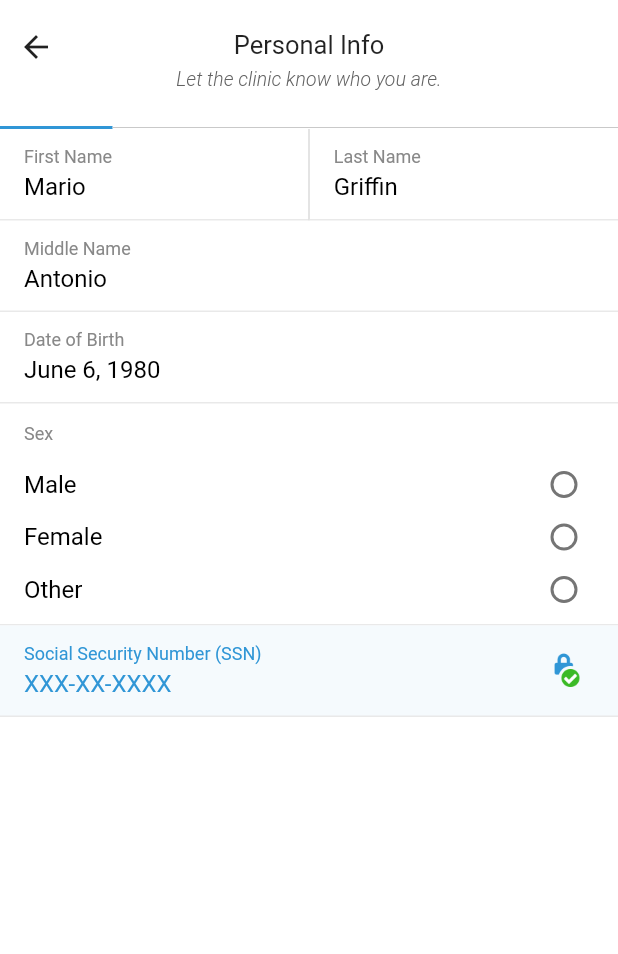
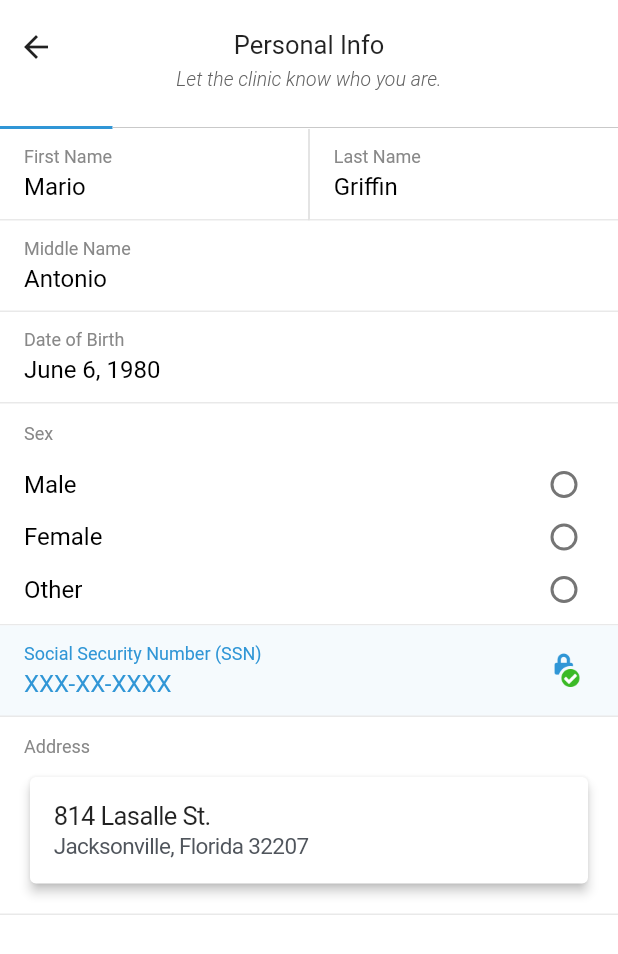
Before and after one commit to rothso/checkin, a Flutter app: the PersonalInfoScreen screen opened directly, on a phone screen of 412 x 824 dp. Shown: the top 954 px of the screen. Run offline on Flutter 3.47's test engine with Material 2 defaults, Android fonts, the phone set to English and light mode, and no system bars.

Commit message:
Add address input

```diff
--- a/lib/main.dart
+++ b/lib/main.dart
@@ -440,9 +440,67 @@ class PersonalInfoScreen extends StatelessWidget {
               SexInput(),
               TextInput("Social Security Number (SSN)",
                   text: "XXX-XX-XXXX", secure: true),
+              AddressInput(),
             ],
           ),
         ),
+      ),
+    );
+  }
+}
+
+class AddressInput extends StatelessWidget {
+  const AddressInput({
+    Key key,
+  }) : super(key: key);
+
+  @override
+  Widget build(BuildContext context) {
+    return Container(
+      decoration: BoxDecoration(
+        border: Border(bottom: BorderSide(color: Color(0xFFE9E9E9))),
+      ),
+      padding: EdgeInsets.all(16.0),
+      child: Column(
+        crossAxisAlignment: CrossAxisAlignment.stretch,
+        children: [
+          Text(
+            'Address',
+            style: Theme.of(context).textTheme.subhead.copyWith(
+                  color: Color(0xFF888888),
+                  fontSize: 12.0,
+                  height: 0.8,
+                ),
+          ),
+          SizedBox(height: 10.0),
+          Card(
+            elevation: 3.0,
+            child: Padding(
+              padding: EdgeInsets.all(16.0),
+              child: Column(
+                crossAxisAlignment: CrossAxisAlignment.stretch,
+                children: [
+                  Text(
+                    '814 Lasalle St.',
+                    style: TextStyle(
+                      letterSpacing: -0.41,
+                      fontSize: 17.0,
+                    ),
+                  ),
+                  Text(
+                    'Jacksonville, Florida 32207',
+                    style: TextStyle(
+                      letterSpacing: -0.41,
+                      color: Color(0xFF50555C),
+                      fontSize: 15.0,
+                      height: 1.3,
+                    ),
+                  ),
+                ],
+              ),
+            ),
+          ),
+        ],
       ),
     );
   }
@@ -470,23 +528,25 @@ class SexInputState extends State<SexInput> {
 
   @override
   Widget build(BuildContext context) {
+    final labelStyle = Theme.of(context).textTheme.subhead.copyWith(
+          color: Color(0xFF888888),
+          fontSize: 12.0,
+          height: 0.8,
+        );
+
     return Container(
       decoration: BoxDecoration(
         border: Border(bottom: BorderSide(color: Color(0xFFE9E9E9))),
       ),
       padding: EdgeInsets.symmetric(vertical: 16.0),
-      child: Column(children: [
+      child: Column(
+        crossAxisAlignment: CrossAxisAlignment.stretch,
+        children: [
           Container(
             padding: EdgeInsets.symmetric(horizontal: 16.0),
-          alignment: AlignmentDirectional.centerStart,
             child: Text(
               'Sex',
-            style: TextStyle(
-              color: Color(0xFF888888),
-              fontSize: 12.0,
-              height: 0.8,
-              fontWeight: FontWeight.w400,
-            ),
+              style: labelStyle,
             ),
           ),
           for (var name in sexes.keys)
@@ -502,7 +562,8 @@ class SexInputState extends State<SexInput> {
                 controlAffinity: ListTileControlAffinity.trailing,
               ),
             ),
-      ]),
+        ],
+      ),
     );
   }
 }
```
Lines whose indentation alone changed are shown as unchanged.
